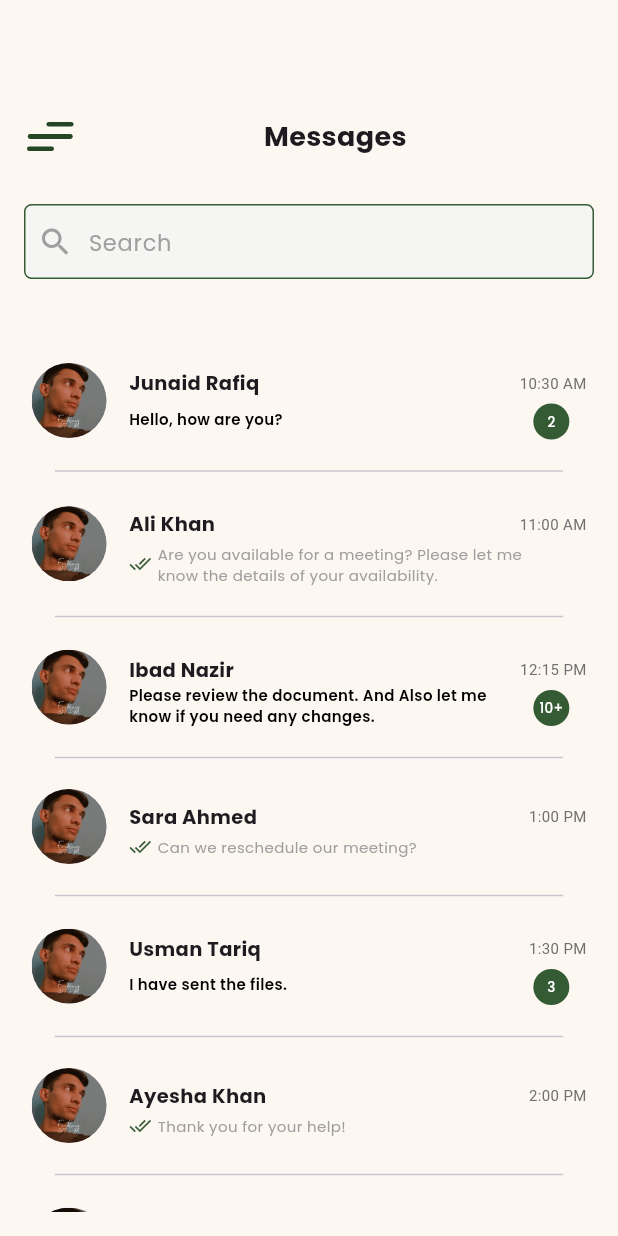
After one commit to Aqdas34/flutter-app, a Flutter app: the MessagesScreen screen opened directly, on a phone screen of 412 x 824 dp. The commit adds this screen. Run offline on Flutter 3.47's test engine with Material 3 defaults, Android fonts, the phone set to English and light mode, and no system bars; our stand-ins replace dio, google_fonts; missing offline and left inert: flutter_circular_text; network calls fail.

Commit message:
some changes

```diff
--- /dev/null
+++ b/lib/common/colors/colors.dart
@@ -0,0 +1,4 @@
+import 'dart:ui';
+
+final Color primaryColor = Color(0xff355B34);
+final Color backgroundColor = Color(0xFFFDF7F2);
--- /dev/null
+++ b/lib/pages/chat/data/dummy_data.dart
@@ -0,0 +1,124 @@
+final List<Map<String, dynamic>> messages = [
+  {
+    'profilePicture': 'assets/chef_image.jpg',
+    'name': 'Junaid Rafiq',
+    'time': '10:30 AM',
+    'message': 'Hello, how are you?',
+    'isUnread': true,
+    'numberofMessagesPending': 2,
+  },
+  {
+    'profilePicture': 'assets/chef_image.jpg',
+    'name': 'Ali Khan',
+    'time': '11:00 AM',
+    'message':
+        'Are you available for a meeting? Please let me know the details of your availability.',
+    'isUnread': false,
+    'numberofMessagesPending': 0,
+  },
+  {
+    'profilePicture': 'assets/chef_image.jpg',
+    'name': 'Ibad Nazir',
+    'time': '12:15 PM',
+    'message':
+        'Please review the document. And Also let me know if you need any changes.',
+    'isUnread': true,
+    'numberofMessagesPending': 11,
+  },
+  {
+    'profilePicture': 'assets/chef_image.jpg',
+    'name': 'Sara Ahmed',
+    'time': '1:00 PM',
+    'message': 'Can we reschedule our meeting?',
+    'isUnread': false,
+    'numberofMessagesPending': 0,
+  },
+  {
+    'profilePicture': 'assets/chef_image.jpg',
+    'name': 'Usman Tariq',
+    'time': '1:30 PM',
+    'message': 'I have sent the files.',
+    'isUnread': true,
+    'numberofMessagesPending': 3,
+  },
+  {
+    'profilePicture': 'assets/chef_image.jpg',
+    'name': 'Ayesha Khan',
+    'time': '2:00 PM',
+    'message': 'Thank you for your help!',
+    'isUnread': false,
+    'numberofMessagesPending': 0,
+  },
+  {
+    'profilePicture': 'assets/chef_image.jpg',
+    'name': 'Bilal Ahmed',
+    'time': '2:30 PM',
+    'message': 'Please call me back.',
+    'isUnread': true,
+    'numberofMessagesPending': 1,
+  },
+  {
+    'profilePicture': 'assets/chef_image.jpg',
+    'name': 'Zara Ali',
+    'time': '3:00 PM',
+    'message': 'Meeting is confirmed.',
+    'isUnread': false,
+    'numberofMessagesPending': 0,
+  },
+  {
+    'profilePicture': 'assets/chef_image.jpg',
+    'name': 'Hassan Raza',
+    'time': '3:30 PM',
+    'message': 'I will be late.',
+    'isUnread': true,
+    'numberofMessagesPending': 5,
+  },
+  {
+    'profilePicture': 'assets/chef_image.jpg',
+    'name': 'Nida Farooq',
+    'time': '4:00 PM',
+    'message': 'Can you send me the report?',
+    'isUnread': false,
+    'numberofMessagesPending': 0,
+  },
+  {
+    'profilePicture': 'assets/chef_image.jpg',
+    'name': 'Kamran Ali',
+    'time': '4:30 PM',
+    'message': 'I need your feedback.',
+    'isUnread': true,
+    'numberofMessagesPending': 4,
+  },
+  {
+    'profilePicture': 'assets/chef_image.jpg',
+    'name': 'Sana Malik',
+    'time': '5:00 PM',
+    'message': 'Let’s catch up tomorrow.',
+    'isUnread': false,
+    'numberofMessagesPending': 0,
+  },
+  {
+    'profilePicture': 'assets/chef_image.jpg',
+    'name': 'Faisal Khan',
+    'time': '5:30 PM',
+    'message': 'I have a question.',
+    'isUnread': true,
+    'numberofMessagesPending': 2,
+  },
+  {
+    'profilePicture': 'assets/chef_image.jpg',
+    'name': 'Mariam Ahmed',
+    'time': '6:00 PM',
+    'message': 'Can you review my work?',
+    'isUnread': false,
+    'numberofMessagesPending': 0,
+  },
+  {
+    'profilePicture': 'assets/chef_image.jpg',
+    'name': 'Omar Sheikh',
+    'time': '6:30 PM',
+    'message': 'I will send the details.',
+    'isUnread': true,
+    'numberofMessagesPending': 6,
+  },
+];
--- /dev/null
+++ b/lib/pages/chat/screen/messages_screen.dart
@@ -0,0 +1,118 @@
+import 'package:flutter/material.dart';
+import 'package:google_fonts/google_fonts.dart';
+import 'package:only_shef/pages/chat/widgets/message_widget.dart';
+import 'package:only_shef/widgets/custom_menu_button.dart';
+
+import '../../../common/colors/colors.dart';
+import '../data/dummy_data.dart';
+
+class MessagesScreen extends StatelessWidget {
+  const MessagesScreen({super.key});
+
+  @override
+  Widget build(BuildContext context) {
+    return Scaffold(
+      backgroundColor: backgroundColor,
+      body: Padding(
+        padding: EdgeInsets.all(16.0),
+        child: Column(
+          children: [
+            SizedBox(
+              height: 40,
+            ),
+            Row(
+              mainAxisAlignment: MainAxisAlignment.spaceBetween,
+              children: [
+                ThreeGreenBarsMenu(),
+                Text(
+                  'Messages',
+                  style: GoogleFonts.poppins(
+                    fontSize: 18,
+                    fontWeight: FontWeight.bold,
+                  ),
+                ),
+                SizedBox()
+              ],
+            ),
+            SizedBox(
+              height: 10,
+            ),
+            Container(
+              height: 50,
+              width: double.infinity,
+              decoration: BoxDecoration(
+                color: Color(0xFFF5F5F3),
+                borderRadius: BorderRadius.circular(5),
+                border: Border.all(color: primaryColor),
+              ),
+              child: Padding(
+                padding: EdgeInsets.all(8.0),
+                child: Row(
+                  children: [
+                    Icon(
+                      Icons.search,
+                      color: Color(0xFF9F9F9F),
+                    ),
+                    SizedBox(
+                      width: 10,
+                    ),
+                    Expanded(
+                      child: TextField(
+                        decoration: InputDecoration(
+                          hintText: 'Search',
+                          maintainHintHeight: true,
+                          hintStyle: GoogleFonts.poppins(
+                            fontSize: 15,
+                            color: Color(0xFF9F9F9F),
+                          ),
+                          border: InputBorder.none,
+                        ),
+                        style: GoogleFonts.poppins(fontSize: 15),
+                      ),
+                    ),
+                  ],
+                ),
+              ),
+            ),
+            SizedBox(
+              height: 50,
+            ),
+            Expanded(
+              child: ListView.builder(
+                padding: EdgeInsets.zero,
+                itemCount: messages.length,
+                itemBuilder: (context, index) {
+                  return Column(
+                    children: [
+                      MessageItemWidget(
+                        profilePicture: messages[index]['profilePicture'],
+                        name: messages[index]['name'],
+                        time: messages[index]['time'],
+                        message: messages[index]['message'],
+                        isUnread: messages[index]['isUnread'],
+                        numberofMessagesPending:
+                            messages[index]['numberofMessagesPending'] > 10
+                                ? '10+'
+                                : messages[index]['numberofMessagesPending']
+                                    .toString(),
+                      ),
+                      if (index < messages.length - 1)
+                        Padding(
+                          padding: const EdgeInsets.symmetric(vertical: 8.0),
+                          child: Divider(
+                            thickness: 1,
+                            indent: MediaQuery.of(context).size.width * 0.05,
+                            endIndent: MediaQuery.of(context).size.width * 0.05,
+                          ),
+                        ),
+                    ],
+                  );
+                },
+              ),
+            ),
+          ],
+        ),
+      ),
+    );
+  }
+}
--- /dev/null
+++ b/lib/pages/chat/widgets/message_widget.dart
@@ -0,0 +1,151 @@
+import 'package:flutter/material.dart';
+import 'package:google_fonts/google_fonts.dart';
+import 'package:only_shef/common/colors/colors.dart';
+
+class MessageItemWidget extends StatelessWidget {
+  final String profilePicture;
+  final String name;
+  final String message;
+  final String time;
+  final bool isUnread;
+  final String numberofMessagesPending;
+
+  const MessageItemWidget({
+    super.key,
+    required this.profilePicture,
+    required this.name,
+    required this.message,
+    required this.time,
+    required this.isUnread,
+    required this.numberofMessagesPending,
+  });
+
+  @override
+  Widget build(BuildContext context) {
+    return Padding(
+      padding: const EdgeInsets.symmetric(horizontal: 5.0, vertical: 5.0),
+      child: Row(
+        children: [
+          // Profile Picture
+          CircleAvatar(
+            radius: 25,
+            backgroundImage: AssetImage(profilePicture),
+          ),
+          const SizedBox(width: 15),
+
+          // Chat details
+          Expanded(
+            child: Column(
+              crossAxisAlignment: CrossAxisAlignment.start,
+              children: [
+                // Name and Time
+                Row(
+                  // crossAxisAlignment: CrossAxisAlignment.start,
+                  mainAxisAlignment: MainAxisAlignment.spaceBetween,
+                  children: [
+                    Padding(
+                      padding: const EdgeInsets.only(top: 5.0),
+                      child: Text(
+                        name,
+                        style: GoogleFonts.poppins(
+                          fontSize: 13,
+                          fontWeight: FontWeight.w700,
+                        ),
+                      ),
+                    ),
+                    Padding(
+                      padding: const EdgeInsets.only(top: 4.0),
+                      child: Text(
+                        time,
+                        style: TextStyle(
+                          fontSize: 10,
+                          color: Color(0xFF707070),
+                        ),
+                      ),
+                    ),
+                  ],
+                ),
+                Padding(
+                  padding: isUnread
+                      ? const EdgeInsets.only(top: 0.0)
+                      : const EdgeInsets.only(top: 3.0),
+                  child: Row(
+                    children: [
+                      if (!isUnread)
+                        Padding(
+                          padding: const EdgeInsets.only(right: 4.0),
+                          child: Icon(
+                            Icons.done_all,
+                            size: 15,
+                            color: primaryColor,
+                          ),
+                        ),
+                      Row(
+                        mainAxisAlignment: MainAxisAlignment.spaceBetween,
+                        children: [
+                          SizedBox(
+                            width: MediaQuery.of(context).size.width * 0.63,
+                            child: Text(
+                              message,
+                              style: GoogleFonts.poppins(
+                                fontSize: 10,
+                                color: isUnread ? Colors.black : Colors.grey,
+                                fontWeight: isUnread
+                                    ? FontWeight.w600
+                                    : FontWeight.normal,
+                              ),
+                              maxLines: 2,
+                              overflow: TextOverflow.ellipsis,
+                            ),
+                          ),
+                          SizedBox(width: 10),
+                          if (isUnread)
+                            Padding(
+                              padding:
+                                  const EdgeInsets.only(right: 10.0, top: 4.0),
+                              child: CircleAvatar(
+                                radius: 12,
+                                backgroundColor: primaryColor,
+                                child: Text(
+                                  numberofMessagesPending,
+                                  style: GoogleFonts.poppins(
+                                    color: Colors.white,
+                                    fontSize: 9,
+                                  ),
+                                ),
+                              ),
+                            ),
+                        ],
+                      )
+                    ],
+                  ),
+                ),
+
+                // Text(
+                //   message,
+                //   style: GoogleFonts.poppins(
+                //     fontSize: 10,
+                //     color: isUnread ? Colors.black : Colors.grey,
+                //     fontWeight: isUnread ? FontWeight.bold : FontWeight.normal,
+                //   ),
+                //   maxLines: 1,
+                //   overflow: TextOverflow.ellipsis,
+                // ),
+              ],
+            ),
+          ),
+
+          // Unread indicator
+          // if (isUnread)
+          //   Padding(
+          //     padding: const EdgeInsets.only(left: 8.0),
+          //     child: CircleAvatar(
+          //       radius: 5,
+          //       backgroundColor: primaryColor,
+          //     ),
+          //   ),
+        ],
+      ),
+    );
+  }
+}
--- a/lib/pages/cuisine/widgets/chef_gig.dart
+++ b/lib/pages/cuisine/widgets/chef_gig.dart
@@ -1,5 +1,6 @@
 import 'package:flutter/material.dart';
 import 'package:google_fonts/google_fonts.dart';
+import 'package:only_shef/common/colors/colors.dart';
 import 'package:only_shef/pages/cuisine/widgets/chef_profile.dart';
 import 'package:only_shef/pages/cuisine/widgets/gig_arrow.dart';
 
@@ -29,7 +30,12 @@ class ChefGig extends StatelessWidget {
       child: Stack(
         children: [
           Positioned(left: 15, top: 15, child: ChefProfile()),
-          Positioned(right: 15, top: 15, child: GigArrow()),
+          Positioned(
+              right: 15,
+              top: 15,
+              child: GigArrow(
+                color: primaryColor,
+              )),
           Positioned(
             bottom: 85,
             left: 35,
--- a/lib/pages/cuisine/widgets/gig_arrow.dart
+++ b/lib/pages/cuisine/widgets/gig_arrow.dart
@@ -12,6 +12,7 @@ class GigArrow extends StatelessWidget {
 
   @override
   Widget build(BuildContext context) {
+
     return Container(
       height: size,
       width: size,
--- a/lib/pages/home/screen/home_screen.dart
+++ b/lib/pages/home/screen/home_screen.dart
@@ -158,7 +158,7 @@ class HomeScreen extends StatelessWidget {
                                 builder: (context) => CuisineScreen(
                                     imagePath: 'assets/desert1.png',
                                     cuisineName:
-                                        'Dessets')), // Update with your screen
+                                        'Desserts')), // Update with your screen
                           );
                         },
                       ),
--- /dev/null
+++ b/lib/pages/settings/screens/profile_setting_screen.dart
@@ -0,0 +1,102 @@
+import 'package:flutter/material.dart';
+import 'package:google_fonts/google_fonts.dart';
+import 'package:only_shef/common/colors/colors.dart';
+
+class ProfileSettingScreen extends StatelessWidget {
+  const ProfileSettingScreen({super.key});
+
+  @override
+  Widget build(BuildContext context) {
+    return Scaffold(
+        backgroundColor: backgroundColor,
+        body: Column(
+          crossAxisAlignment: CrossAxisAlignment.start,
+          children: [
+            Center(
+              child: Column(
+                crossAxisAlignment: CrossAxisAlignment.center,
+                children: [
+                  SizedBox(
+                    height: 100,
+                  ),
+                  CircleAvatar(
+                    radius: 52.5,
+                    backgroundImage: AssetImage('assets/chef_image.jpg'),
+                  ),
+                  SizedBox(
+                    height: 20,
+                  ),
+                  Text(
+                    "Junaid Rafiq",
+                    style: GoogleFonts.poppins(
+                      fontSize: 18,
+                      fontWeight: FontWeight.w600,
+                      color: Colors.black,
+                    ),
+                  ),
+                  SizedBox(
+                    height: 2,
+                  ),
+                  Text(
+                    "junaidrafiq007@gmail.com",
+                    style: GoogleFonts.poppins(
+                      fontSize: 10,
+                      fontWeight: FontWeight.w400,
+                      color: Color(0xFF707070),
+                    ),
+                  ),
+                  SizedBox(
+                    height: 15,
+                  ),
+                  Container(
+                    height: 35,
+                    width: 93,
+                    decoration: BoxDecoration(
+                      color: primaryColor,
+                      borderRadius: BorderRadius.circular(23),
+                    ),
+                    child: Center(
+                      child: Text(
+                        "Edit Profile",
+                        style: GoogleFonts.poppins(
+                          fontSize: 12,
+                          fontWeight: FontWeight.w400,
+                          color: Colors.white,
+                        ),
+                      ),
+                    ),
+                  ),
+                ],
+              ),
+            ),
+            SizedBox(height: 20),
+            Padding(
+              padding: EdgeInsets.only(left: 30),
+              child: Text(
+                "Inventories",
+                style: GoogleFonts.poppins(
+                  fontSize: 10,
+                  fontWeight: FontWeight.w400,
+                  color: Color(0xFF707070),
+                ),
+              ),
+            ),
+            Padding(
+              padding: EdgeInsets.only(left: 30),
+              child: Container(
+                width: 350,
+                height: 100,
+                decoration: BoxDecoration(
+                  color: Color(0xFFF0F0F0),
+                  // color: Colors.white,
+                  borderRadius: BorderRadius.circular(27),
+                ),
+                child: Column(
+                  children: [],
+                ),
+              ),
+            ),
+          ],
+        ));
+  }
+}
--- /dev/null
+++ b/lib/pages/settings/widgets/custom_profile_widget.dart
@@ -0,0 +1,26 @@
+import 'package:flutter/material.dart';
+
+class CustomProfileWidget extends StatelessWidget {
+  final IconData icon;
+  final String rowTitle;
+  final String rowText;
+  final Widget? trainlingIcon;
+  final bool isSwitchProfile;
+  final bool isLogout;
+
+  const CustomProfileWidget(
+      {super.key,
+      required this.icon,
+      required this.rowTitle,
+      required this.rowText,
+      this.trainlingIcon,
+      this.isSwitchProfile = false,
+      this.isLogout = false});
+
+  @override
+  Widget build(BuildContext context) {
+    return const Row(
+
+    );
+  }
+}
--- a/lib/widgets/custom_menu_button.dart
+++ b/lib/widgets/custom_menu_button.dart
@@ -7,7 +7,7 @@ class ThreeGreenBarsMenu extends StatelessWidget {
   Widget build(BuildContext context) {
     return Container(
       height: 70,
-      width: 40,
+      width: 35,
       padding: const EdgeInsets.all(2),
       child: Center(
         child: Column(
@@ -15,15 +15,15 @@ class ThreeGreenBarsMenu extends StatelessWidget {
           children: [
             Align(
               alignment: Alignment.centerRight,
-              child: _buildGreenBar(20, 4),
+              child: _buildGreenBar(18, 3),
             ),
-            const SizedBox(height: 6), // Space between bars
-            _buildGreenBar(40, 4),
-            const SizedBox(height: 6), // Space between bars
+            const SizedBox(height: 5), // Space between bars
+            _buildGreenBar(30, 3.2),
+            const SizedBox(height: 5), // Space between bars
 
             Align(
               alignment: Alignment.centerLeft,
-              child: _buildGreenBar(20, 4),
+              child: _buildGreenBar(18, 3),
             ),
           ],
         ),
--- a/lib/widgets/custome_nav_bar.dart
+++ b/lib/widgets/custome_nav_bar.dart
@@ -1,5 +1,7 @@
 import 'package:flutter/material.dart';
+import 'package:only_shef/pages/chat/screen/messages_screen.dart';
 import 'package:only_shef/pages/home/screen/home_screen.dart';
+import 'package:only_shef/pages/settings/screens/profile_setting_screen.dart';
 
 class CustomNavigationBar extends StatefulWidget {
   const CustomNavigationBar({super.key});
@@ -14,8 +16,8 @@ class _CustomNavigationBarState extends State<CustomNavigationBar> {
   // List of icons and corresponding screens
   final List<Map<String, dynamic>> _navItems = [
     {'icon': Icons.home, 'screen': HomeScreen()},
-    {'icon': Icons.settings, 'screen': HomeScreen()},
-    {'icon': Icons.message, 'screen': HomeScreen()},
+    {'icon': Icons.settings, 'screen': ProfileSettingScreen()},
+    {'icon': Icons.message, 'screen': MessagesScreen()},
     {'icon': Icons.person, 'screen': HomeScreen()},
   ];
 
@@ -23,7 +25,7 @@ class _CustomNavigationBarState extends State<CustomNavigationBar> {
   Widget build(BuildContext context) {
     return Container(
       height: 70,
-      padding: const EdgeInsets.symmetric(horizontal: 5),
+      padding: const EdgeInsets.symmetric(horizontal: 10),
       decoration: BoxDecoration(
         color: Color(0xFF1E451B), // Dark green background
         borderRadius: BorderRadius.circular(50),
@@ -57,8 +59,8 @@ class _CustomNavigationBarState extends State<CustomNavigationBar> {
         );
       },
       child: Container(
-        height: 60,
-        width: 60,
+        height: 55,
+        width: 55,
         decoration: BoxDecoration(
           color: isSelected
               ? Colors.white
```
